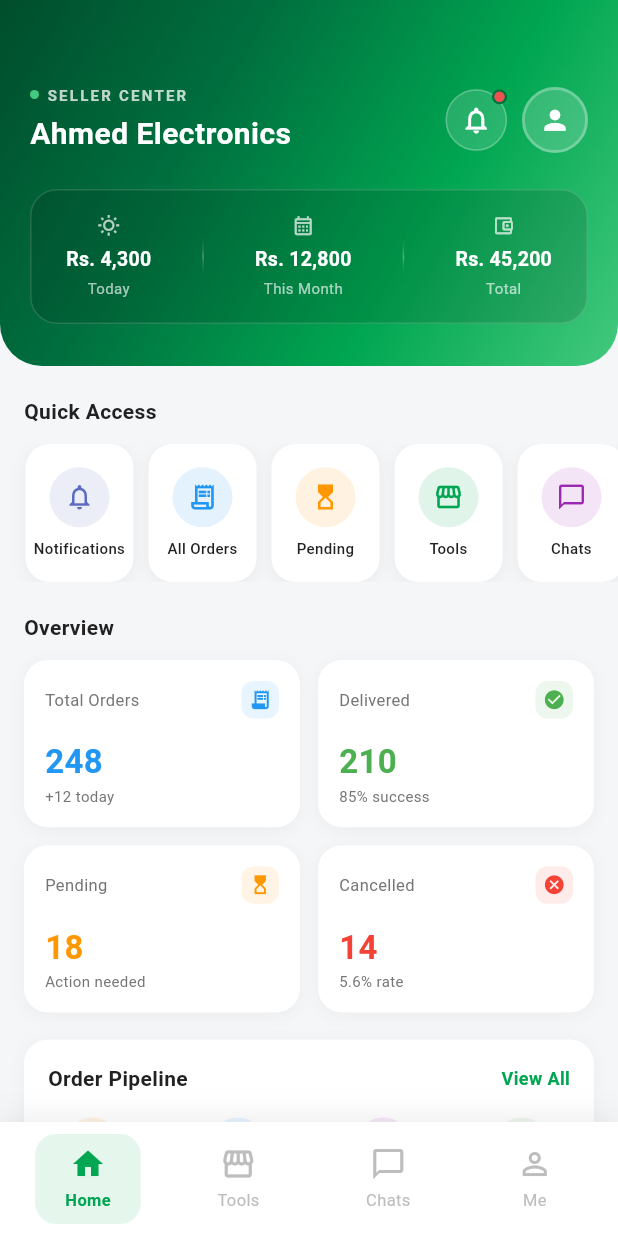
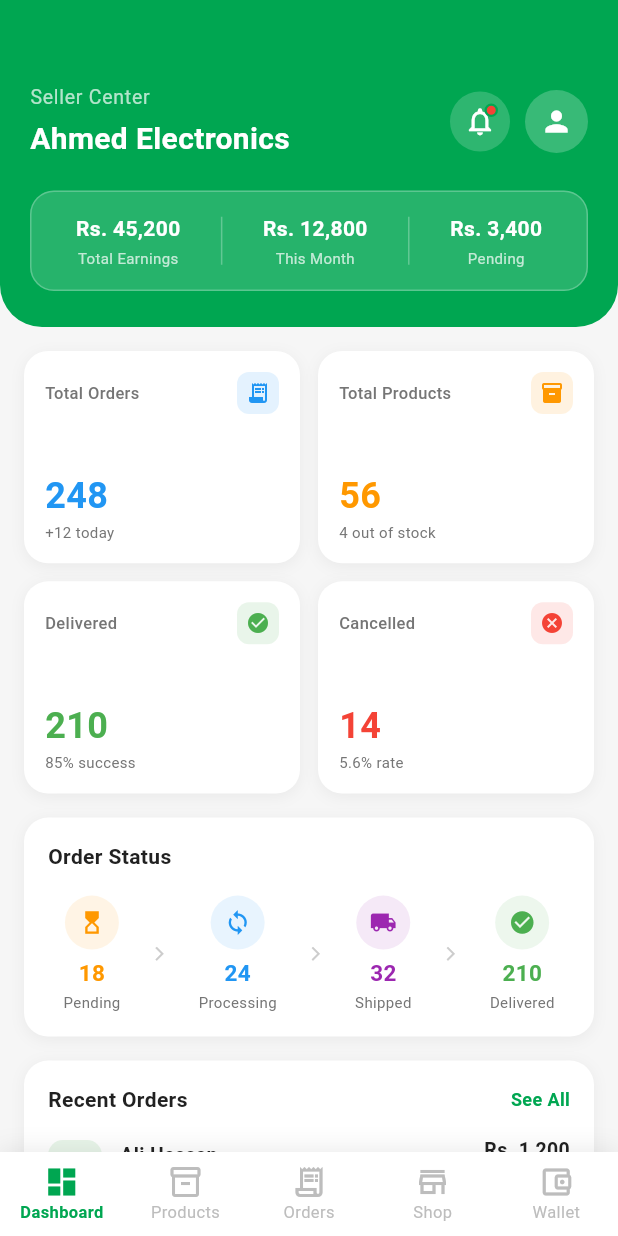
Before and after one commit to ShahxaibAli0/Ghar_tak, a Flutter app: the SellerBottomNav screen opened by its route, on a phone screen of 412 x 824 dp. Run offline on Flutter 3.47's test engine with Material 3 defaults, Android fonts, the light colour scheme and no system bars; our stand-ins replace geolocator, image_picker.

Commit message:
Navgation Issue Fixed

```diff
--- a/lib/seller/auth/seller_login_screen.dart
+++ b/lib/seller/auth/seller_login_screen.dart
@@ -1,7 +1,6 @@
 import 'package:flutter/material.dart';
 import '../widgets/seller_colors.dart';
 import 'seller_register_screen.dart';
-import '../home/seller_home_screen.dart';
 
 class SellerLoginScreen extends StatefulWidget {
   const SellerLoginScreen({super.key});
@@ -158,11 +157,9 @@ class _SellerLoginScreenState extends State<SellerLoginScreen> {
                         ),
                         onPressed: () {
                           if (_formKey.currentState!.validate()) {
-                            Navigator.pushReplacement(
+                            Navigator.pushReplacementNamed(
                               context,
-                              MaterialPageRoute(
-                                  builder: (_) =>
-                                      const SellerHomeScreen()),
+                              '/seller-home',
                             );
                           }
                         },
--- /dev/null
+++ b/lib/seller/dashboard/seller_dashboard_screen.dart
@@ -0,0 +1,544 @@
+import 'package:flutter/material.dart';
+import '../widgets/seller_colors.dart';
+import '../notifications/seller_notifications_screen.dart';
+
+
+class SellerDashboardScreen extends StatelessWidget {
+  final Function(int)? onTabSwitch;
+  const SellerDashboardScreen({super.key, this.onTabSwitch});
+
+  @override
+  Widget build(BuildContext context) {
+    return Scaffold(
+      backgroundColor: const Color(0xFFF6F6F6),
+      body: CustomScrollView(
+        slivers: [
+          // ── Header ──
+          SliverToBoxAdapter(child: _buildHeader(context)),
+
+          // ── Quick Actions (FIXED horizontal scroll) ──
+          // ── Body Content ──
+          SliverToBoxAdapter(
+            child: Column(
+              children: [
+                const SizedBox(height: 16),
+                _buildStatsCards(),
+                const SizedBox(height: 16),
+                _buildOrderStatus(),
+                const SizedBox(height: 16),
+                _buildRecentOrders(),
+                const SizedBox(height: 24),
+              ],
+            ),
+          ),
+        ],
+      ),
+    );
+  }
+
+  // ═══════════════════════════════
+  // HEADER
+  // ═══════════════════════════════
+  Widget _buildHeader(BuildContext context) {
+    return Container(
+      width: double.infinity,
+      padding: const EdgeInsets.fromLTRB(20, 55, 20, 24),
+      decoration: const BoxDecoration(
+        color: SellerColors.primary,
+        borderRadius: BorderRadius.only(
+          bottomLeft: Radius.circular(28),
+          bottomRight: Radius.circular(28),
+        ),
+      ),
+      child: Column(
+        children: [
+          // Top Row
+          Row(
+            mainAxisAlignment: MainAxisAlignment.spaceBetween,
+            children: [
+              const Column(
+                crossAxisAlignment: CrossAxisAlignment.start,
+                children: [
+                  Text(
+                    'Seller Center',
+                    style: TextStyle(
+                      color: Colors.white70,
+                      fontSize: 13,
+                      letterSpacing: 0.5,
+                    ),
+                  ),
+                  SizedBox(height: 4),
+                  Text(
+                    'Ahmed Electronics',
+                    style: TextStyle(
+                      color: Colors.white,
+                      fontSize: 20,
+                      fontWeight: FontWeight.bold,
+                    ),
+                  ),
+                ],
+              ),
+              Row(
+                children: [
+                  // Notification Bell
+                  GestureDetector(
+                    onTap: () => Navigator.push(
+                      context,
+                      MaterialPageRoute(
+                        builder: (_) =>
+                            const SellerNotificationsScreen(),
+                      ),
+                    ),
+                    child: Container(
+                      padding: const EdgeInsets.all(9),
+                      decoration: BoxDecoration(
+                        color: Colors.white.withOpacity(0.18),
+                        shape: BoxShape.circle,
+                      ),
+                      child: Stack(
+                        clipBehavior: Clip.none,
+                        children: [
+                          const Icon(
+                            Icons.notifications_outlined,
+                            color: Colors.white,
+                            size: 22,
+                          ),
+                          Positioned(
+                            right: -1,
+                            top: -1,
+                            child: Container(
+                              width: 9,
+                              height: 9,
+                              decoration: BoxDecoration(
+                                color: Colors.red,
+                                shape: BoxShape.circle,
+                                border: Border.all(
+                                    color: SellerColors.primary,
+                                    width: 1.5),
+                              ),
+                            ),
+                          ),
+                        ],
+                      ),
+                    ),
+                  ),
+                  const SizedBox(width: 10),
+                  // Avatar
+                  CircleAvatar(
+                    radius: 21,
+                    backgroundColor:
+                        Colors.white.withOpacity(0.22),
+                    child: const Icon(
+                      Icons.person,
+                      color: Colors.white,
+                      size: 22,
+                    ),
+                  ),
+                ],
+              ),
+            ],
+          ),
+
+          const SizedBox(height: 20),
+
+          // Earnings Row
+          Container(
+            padding: const EdgeInsets.symmetric(
+                horizontal: 16, vertical: 14),
+            decoration: BoxDecoration(
+              color: Colors.white.withOpacity(0.15),
+              borderRadius: BorderRadius.circular(16),
+              border: Border.all(
+                  color: Colors.white.withOpacity(0.25)),
+            ),
+            child: Row(
+              mainAxisAlignment: MainAxisAlignment.spaceAround,
+              children: [
+                _headerStat('Total Earnings', 'Rs. 45,200'),
+                _vLine(),
+                _headerStat('This Month', 'Rs. 12,800'),
+                _vLine(),
+                _headerStat('Pending', 'Rs. 3,400'),
+              ],
+            ),
+          ),
+        ],
+      ),
+    );
+  }
+
+  Widget _headerStat(String label, String value) {
+    return Column(
+      children: [
+        Text(
+          value,
+          style: const TextStyle(
+            color: Colors.white,
+            fontSize: 14,
+            fontWeight: FontWeight.bold,
+          ),
+        ),
+        const SizedBox(height: 3),
+        Text(
+          label,
+          style: TextStyle(
+            color: Colors.white.withOpacity(0.72),
+            fontSize: 10,
+          ),
+        ),
+      ],
+    );
+  }
+
+  Widget _vLine() {
+    return Container(
+      height: 32,
+      width: 1,
+      color: Colors.white.withOpacity(0.28),
+    );
+  }
+
+  // ═══════════════════════════════
+  // QUICK ACTIONS — Horizontal Scroll
+  // ═══════════════════════════════
+  // ═══════════════════════════════
+  // STATS CARDS
+  // ═══════════════════════════════
+  Widget _buildStatsCards() {
+    return Padding(
+      padding: const EdgeInsets.symmetric(horizontal: 16),
+      child: GridView.count(
+        crossAxisCount: 2,
+        crossAxisSpacing: 12,
+        mainAxisSpacing: 12,
+        shrinkWrap: true,
+        physics: const NeverScrollableScrollPhysics(),
+        childAspectRatio: 1.3,
+        children: [
+          _statCard('Total Orders', '248',
+              Icons.receipt_long, Colors.blue, '+12 today'),
+          _statCard('Total Products', '56',
+              Icons.inventory_2, Colors.orange,
+              '4 out of stock'),
+          _statCard('Delivered', '210',
+              Icons.check_circle, Colors.green,
+              '85% success'),
+          _statCard('Cancelled', '14',
+              Icons.cancel, Colors.red, '5.6% rate'),
+        ],
+      ),
+    );
+  }
+
+  Widget _statCard(String title, String value,
+      IconData icon, Color color, String sub) {
+    return Container(
+      padding: const EdgeInsets.all(14),
+      decoration: BoxDecoration(
+        color: Colors.white,
+        borderRadius: BorderRadius.circular(16),
+        boxShadow: [
+          BoxShadow(
+            color: Colors.black.withOpacity(0.05),
+            blurRadius: 8,
+            offset: const Offset(0, 2),
+          ),
+        ],
+      ),
+      child: Column(
+        crossAxisAlignment: CrossAxisAlignment.start,
+        mainAxisAlignment: MainAxisAlignment.spaceBetween,
+        children: [
+          Row(
+            mainAxisAlignment: MainAxisAlignment.spaceBetween,
+            children: [
+              Text(
+                title,
+                style: const TextStyle(
+                  color: SellerColors.subText,
+                  fontSize: 11,
+                  fontWeight: FontWeight.w500,
+                ),
+              ),
+              Container(
+                padding: const EdgeInsets.all(6),
+                decoration: BoxDecoration(
+                  color: color.withOpacity(0.12),
+                  borderRadius: BorderRadius.circular(8),
+                ),
+                child: Icon(icon, color: color, size: 16),
+              ),
+            ],
+          ),
+          Column(
+            crossAxisAlignment: CrossAxisAlignment.start,
+            children: [
+              Text(
+                value,
+                style: TextStyle(
+                  color: color,
+                  fontSize: 24,
+                  fontWeight: FontWeight.bold,
+                ),
+              ),
+              Text(
+                sub,
+                style: const TextStyle(
+                  color: SellerColors.subText,
+                  fontSize: 10,
+                ),
+              ),
+            ],
+          ),
+        ],
+      ),
+    );
+  }
+
+  // ═══════════════════════════════
+  // ORDER STATUS
+  // ═══════════════════════════════
+  Widget _buildOrderStatus() {
+    return Padding(
+      padding: const EdgeInsets.symmetric(horizontal: 16),
+      child: Container(
+        padding: const EdgeInsets.all(16),
+        decoration: BoxDecoration(
+          color: Colors.white,
+          borderRadius: BorderRadius.circular(16),
+          boxShadow: [
+            BoxShadow(
+              color: Colors.black.withOpacity(0.05),
+              blurRadius: 8,
+              offset: const Offset(0, 2),
+            ),
+          ],
+        ),
+        child: Column(
+          crossAxisAlignment: CrossAxisAlignment.start,
+          children: [
+            const Text(
+              'Order Status',
+              style: TextStyle(
+                fontWeight: FontWeight.bold,
+                fontSize: 14,
+                color: SellerColors.darkText,
+              ),
+            ),
+            const SizedBox(height: 16),
+            Row(
+              mainAxisAlignment: MainAxisAlignment.spaceAround,
+              children: [
+                _statusItem('Pending', '18',
+                    Colors.orange, Icons.hourglass_top),
+                _arrow(),
+                _statusItem('Processing', '24',
+                    Colors.blue, Icons.sync),
+                _arrow(),
+                _statusItem('Shipped', '32',
+                    Colors.purple, Icons.local_shipping),
+                _arrow(),
+                _statusItem('Delivered', '210',
+                    Colors.green, Icons.check_circle),
+              ],
+            ),
+          ],
+        ),
+      ),
+    );
+  }
+
+  Widget _statusItem(String label, String count,
+      Color color, IconData icon) {
+    return Column(
+      children: [
+        Container(
+          padding: const EdgeInsets.all(9),
+          decoration: BoxDecoration(
+            color: color.withOpacity(0.1),
+            shape: BoxShape.circle,
+          ),
+          child: Icon(icon, color: color, size: 18),
+        ),
+        const SizedBox(height: 5),
+        Text(
+          count,
+          style: TextStyle(
+            color: color,
+            fontWeight: FontWeight.bold,
+            fontSize: 15,
+          ),
+        ),
+        const SizedBox(height: 2),
+        Text(
+          label,
+          style: const TextStyle(
+            color: SellerColors.subText,
+            fontSize: 10,
+          ),
+        ),
+      ],
+    );
+  }
+
+  Widget _arrow() {
+    return const Icon(
+      Icons.arrow_forward_ios,
+      color: Color(0xFFCCCCCC),
+      size: 11,
+    );
+  }
+
+  // ═══════════════════════════════
+  // RECENT ORDERS
+  // ═══════════════════════════════
+  Widget _buildRecentOrders() {
+    final orders = [
+      {
+        'id': '#ORD-1023',
+        'name': 'Ali Hassan',
+        'amount': 'Rs. 1,200',
+        'status': 'Pending',
+        'color': Colors.orange,
+      },
+      {
+        'id': '#ORD-1022',
+        'name': 'Sara Khan',
+        'amount': 'Rs. 850',
+        'status': 'Delivered',
+        'color': Colors.green,
+      },
+      {
+        'id': '#ORD-1021',
+        'name': 'Usman Tariq',
+        'amount': 'Rs. 3,400',
+        'status': 'Processing',
+        'color': Colors.blue,
+      },
+    ];
+
+    return Padding(
+      padding: const EdgeInsets.symmetric(horizontal: 16),
+      child: Container(
+        padding: const EdgeInsets.all(16),
+        decoration: BoxDecoration(
+          color: Colors.white,
+          borderRadius: BorderRadius.circular(16),
+          boxShadow: [
+            BoxShadow(
+              color: Colors.black.withOpacity(0.05),
+              blurRadius: 8,
+              offset: const Offset(0, 2),
+            ),
+          ],
+        ),
+        child: Column(
+          children: [
+            Row(
+              mainAxisAlignment: MainAxisAlignment.spaceBetween,
+              children: [
+                const Text(
+                  'Recent Orders',
+                  style: TextStyle(
+                    fontWeight: FontWeight.bold,
+                    fontSize: 14,
+                    color: SellerColors.darkText,
+                  ),
+                ),
+                GestureDetector(
+                  onTap: () => onTabSwitch?.call(2),
+                  child: const Text(
+                    'See All',
+                    style: TextStyle(
+                      color: SellerColors.primary,
+                      fontSize: 12,
+                      fontWeight: FontWeight.w600,
+                    ),
+                  ),
+                ),
+              ],
+            ),
+            const SizedBox(height: 14),
+            ...orders.map((order) => _orderTile(order)),
+          ],
+        ),
+      ),
+    );
+  }
+
+  Widget _orderTile(Map order) {
+    return Padding(
+      padding: const EdgeInsets.only(bottom: 12),
+      child: Row(
+        children: [
+          Container(
+            padding: const EdgeInsets.all(9),
+            decoration: BoxDecoration(
+              color: SellerColors.lightGreen,
+              borderRadius: BorderRadius.circular(10),
+            ),
+            child: const Icon(
+              Icons.shopping_bag,
+              color: SellerColors.primary,
+              size: 18,
+            ),
+          ),
+          const SizedBox(width: 12),
+          Expanded(
+            child: Column(
+              crossAxisAlignment: CrossAxisAlignment.start,
+              children: [
+                Text(
+                  order['name'],
+                  style: const TextStyle(
+                    fontWeight: FontWeight.w600,
+                    fontSize: 13,
+                    color: SellerColors.darkText,
+                  ),
+                ),
+                Text(
+                  order['id'],
+                  style: const TextStyle(
+                    color: SellerColors.subText,
+                    fontSize: 11,
+                  ),
+                ),
+              ],
+            ),
+          ),
+          Column(
+            crossAxisAlignment: CrossAxisAlignment.end,
+            children: [
+              Text(
+                order['amount'],
+                style: const TextStyle(
+                  fontWeight: FontWeight.bold,
+                  fontSize: 13,
+                  color: SellerColors.darkText,
+                ),
+              ),
+              const SizedBox(height: 3),
+              Container(
+                padding: const EdgeInsets.symmetric(
+                    horizontal: 8, vertical: 3),
+                decoration: BoxDecoration(
+                  color: (order['color'] as Color)
+                      .withOpacity(0.12),
+                  borderRadius: BorderRadius.circular(20),
+                ),
+                child: Text(
+                  order['status'],
+                  style: TextStyle(
+                    color: order['color'] as Color,
+                    fontSize: 10,
+                    fontWeight: FontWeight.bold,
+                  ),
+                ),
+              ),
+            ],
+          ),
+        ],
+      ),
+    );
+  }
+}
--- a/lib/seller/home/seller_main_screen.dart
+++ b/lib/seller/home/seller_main_screen.dart
@@ -1,5 +1,5 @@
 import 'package:flutter/material.dart';
-import 'seller_home_screen.dart';
+import '../dashboard/seller_dashboard_screen.dart';
 import '../products/my_products_screen.dart';
 import '../orders/seller_orders_screen.dart';
 import '../shop/shop_profile_screen.dart';
@@ -23,7 +23,7 @@ class _SellerMainScreenState extends State<SellerMainScreen> {
   @override
   Widget build(BuildContext context) {
     final screens = [
-      SellerHomeScreen(onTabSwitch: _switchTab),
+      SellerDashboardScreen(onTabSwitch: _switchTab),
       const MyProductsScreen(),
       const SellerOrdersScreen(),
       const ShopProfileScreen(),
@@ -46,7 +46,7 @@ class _SellerMainScreenState extends State<SellerMainScreen> {
           BottomNavigationBarItem(
             icon: Icon(Icons.dashboard_outlined),
             activeIcon: Icon(Icons.dashboard),
-            label: 'Home',
+            label: 'Dashboard',
           ),
           BottomNavigationBarItem(
             icon: Icon(Icons.inventory_2_outlined),
--- a/lib/seller/widgets/seller_bottom_nav.dart
+++ b/lib/seller/widgets/seller_bottom_nav.dart
@@ -1,16 +1,16 @@
 import 'package:flutter/material.dart';
-import 'seller_colors.dart';
-import '../home/seller_home_screen.dart';
-import '../tools/seller_tools_screen.dart';
-import '../chats/seller_chats_screen.dart';
-import '../me/seller_me_screen.dart';
+import '../widgets/seller_colors.dart';
+import '../dashboard/seller_dashboard_screen.dart';
+import '../products/my_products_screen.dart';
+import '../orders/seller_orders_screen.dart';
+import '../shop/shop_profile_screen.dart';
+import '../wallet/seller_wallet_screen.dart';
 
 class SellerBottomNav extends StatefulWidget {
   const SellerBottomNav({super.key});
 
   @override
-  State<SellerBottomNav> createState() =>
-      _SellerBottomNavState();
+  State<SellerBottomNav> createState() => _SellerBottomNavState();
 }
 
 class _SellerBottomNavState extends State<SellerBottomNav> {
@@ -23,90 +23,63 @@ class _SellerBottomNavState extends State<SellerBottomNav> {
   @override
   Widget build(BuildContext context) {
     final List<Widget> screens = [
-      SellerHomeScreen(onTabSwitch: _switchTab),
-      const SellerToolsScreen(),
-      const SellerChatsScreen(),
-      const SellerMeScreen(),
+      SellerDashboardScreen(onTabSwitch: _switchTab),
+      const MyProductsScreen(),
+      const SellerOrdersScreen(),
+      const ShopProfileScreen(),
+      const SellerWalletScreen(),
     ];
 
     return Scaffold(
-      body: IndexedStack(
-        index: _currentIndex,
-        children: screens,
-      ),
+      body: screens[_currentIndex],
       bottomNavigationBar: Container(
         decoration: BoxDecoration(
           color: Colors.white,
           boxShadow: [
             BoxShadow(
               color: Colors.black.withOpacity(0.08),
-              blurRadius: 16,
-              offset: const Offset(0, -2),
+              blurRadius: 12,
+              offset: const Offset(0, -3),
             ),
           ],
         ),
-        child: SafeArea(
-          child: Padding(
-            padding: const EdgeInsets.symmetric(
-                horizontal: 8, vertical: 8),
-            child: Row(
-              mainAxisAlignment:
-                  MainAxisAlignment.spaceAround,
-              children: [
-                _navItem(0, Icons.home_outlined,
-                    Icons.home, 'Home'),
-                _navItem(1, Icons.storefront_outlined,
-                    Icons.storefront, 'Tools'),
-                _navItem(2, Icons.chat_bubble_outline,
-                    Icons.chat_bubble, 'Chats'),
-                _navItem(3, Icons.person_outline,
-                    Icons.person, 'Me'),
-              ],
+        child: BottomNavigationBar(
+          currentIndex: _currentIndex,
+          onTap: _switchTab,
+          type: BottomNavigationBarType.fixed,
+          backgroundColor: Colors.white,
+          selectedItemColor: SellerColors.primary,
+          unselectedItemColor: Colors.grey[400],
+          selectedFontSize: 11,
+          unselectedFontSize: 11,
+          elevation: 0,
+          selectedLabelStyle:
+              const TextStyle(fontWeight: FontWeight.bold),
+          items: const [
+            BottomNavigationBarItem(
+              icon: Icon(Icons.dashboard_outlined),
+              activeIcon: Icon(Icons.dashboard),
+              label: 'Dashboard',
             ),
-          ),
-        ),
-      ),
-    );
-  }
-
-  Widget _navItem(int index, IconData outlineIcon,
-      IconData filledIcon, String label) {
-    final bool selected = _currentIndex == index;
-    return GestureDetector(
-      onTap: () => _switchTab(index),
-      behavior: HitTestBehavior.opaque,
-      child: AnimatedContainer(
-        duration: const Duration(milliseconds: 200),
-        padding: const EdgeInsets.symmetric(
-            horizontal: 20, vertical: 8),
-        decoration: BoxDecoration(
-          color: selected
-              ? SellerColors.primary.withOpacity(0.1)
-              : Colors.transparent,
-          borderRadius: BorderRadius.circular(14),
-        ),
-        child: Column(
-          mainAxisSize: MainAxisSize.min,
-          children: [
-            Icon(
-              selected ? filledIcon : outlineIcon,
-              color: selected
-                  ? SellerColors.primary
-                  : Colors.grey[400],
-              size: 24,
+            BottomNavigationBarItem(
+              icon: Icon(Icons.inventory_2_outlined),
+              activeIcon: Icon(Icons.inventory_2),
+              label: 'Products',
             ),
-            const SizedBox(height: 4),
-            Text(
-              label,
-              style: TextStyle(
-                color: selected
-                    ? SellerColors.primary
-                    : Colors.grey[400],
-                fontSize: 11,
-                fontWeight: selected
-                    ? FontWeight.bold
-                    : FontWeight.normal,
-              ),
+            BottomNavigationBarItem(
+              icon: Icon(Icons.receipt_long_outlined),
+              activeIcon: Icon(Icons.receipt_long),
+              label: 'Orders',
+            ),
+            BottomNavigationBarItem(
+              icon: Icon(Icons.store_outlined),
+              activeIcon: Icon(Icons.store),
+              label: 'Shop',
+            ),
+            BottomNavigationBarItem(
+              icon: Icon(Icons.account_balance_wallet_outlined),
+              activeIcon: Icon(Icons.account_balance_wallet),
+              label: 'Wallet',
             ),
           ],
         ),
```
